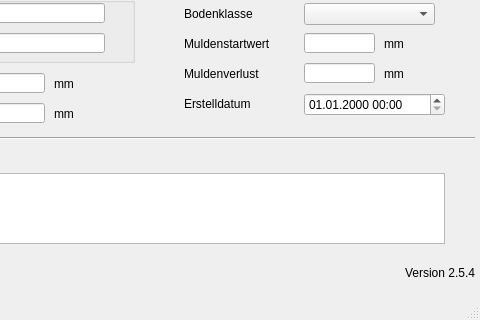
The window that qkan/forms/qkan_abflussparameter.ui (hoettges/QKan) describes before a commit, drawn with Qt 5; both pictures show x 156 to 636 and y 87 to 407 of the 636 by 407 pixel window.
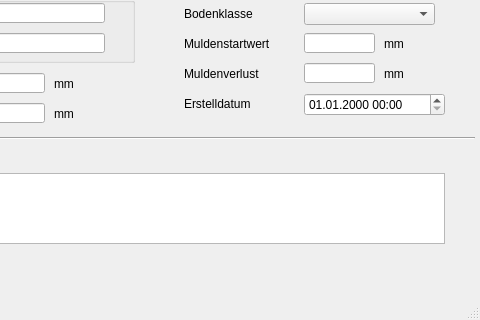
The same window after the commit. Custom widgets are drawn as their Qt base class.

Patch:
```diff
--- a/qkan/forms/qkan_abflussparameter.ui
+++ b/qkan/forms/qkan_abflussparameter.ui
@@ -273,25 +273,6 @@
      </rect>
     </property>
    </widget>
-   <widget class="QLabel" name="lb_version">
-    <property name="geometry">
-     <rect>
-      <x>560</x>
-      <y>350</y>
-      <width>71</width>
-      <height>20</height>
-     </rect>
-    </property>
-    <property name="toolTip">
-     <string>Version QKan Import</string>
-    </property>
-    <property name="text">
-     <string>Version 2.5.4</string>
-    </property>
-    <property name="alignment">
-     <set>Qt::AlignRight|Qt::AlignTrailing|Qt::AlignVCenter</set>
-    </property>
-   </widget>
    <widget class="QgsDateTimeEdit" name="createdat">
     <property name="geometry">
      <rect>
```
